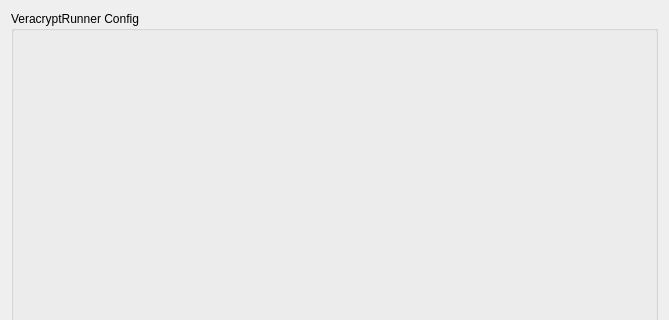
Before: the Qt Designer form src/config/veracryptrunner_config.ui in alex1701c/VeracryptRunner, drawn with Qt 5; both pictures show x 0 to 669 and y 0 to 320 of the 669 by 580 pixel window.
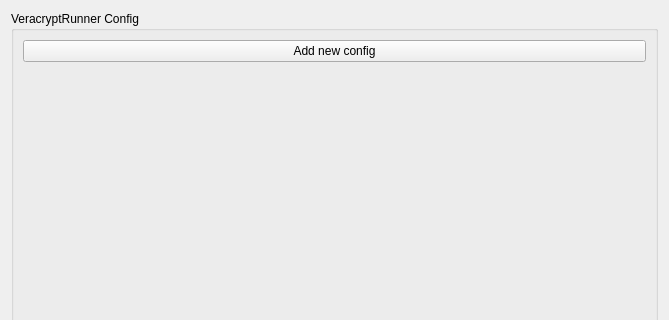
After: the same form once the commit is applied.

Commit message: Simple buttons

The edit to the form file:
```diff
--- a/src/config/veracryptrunner_config.ui
+++ b/src/config/veracryptrunner_config.ui
@@ -37,7 +37,19 @@
      </property>
      <layout class="QVBoxLayout" name="verticalLayout_4">
       <item>
-       <layout class="QVBoxLayout" name="veracryptVolumes"/>
+       <layout class="QVBoxLayout" name="veracryptVolumes">
+        <item>
+         <layout class="QVBoxLayout" name="buttonsLayout">
+          <item alignment="Qt::AlignTop">
+           <widget class="QPushButton" name="pushButton">
+            <property name="text">
+             <string>Add new config</string>
+            </property>
+           </widget>
+          </item>
+         </layout>
+        </item>
+       </layout>
       </item>
      </layout>
     </widget>
```
The commit also changes 3 other files.
